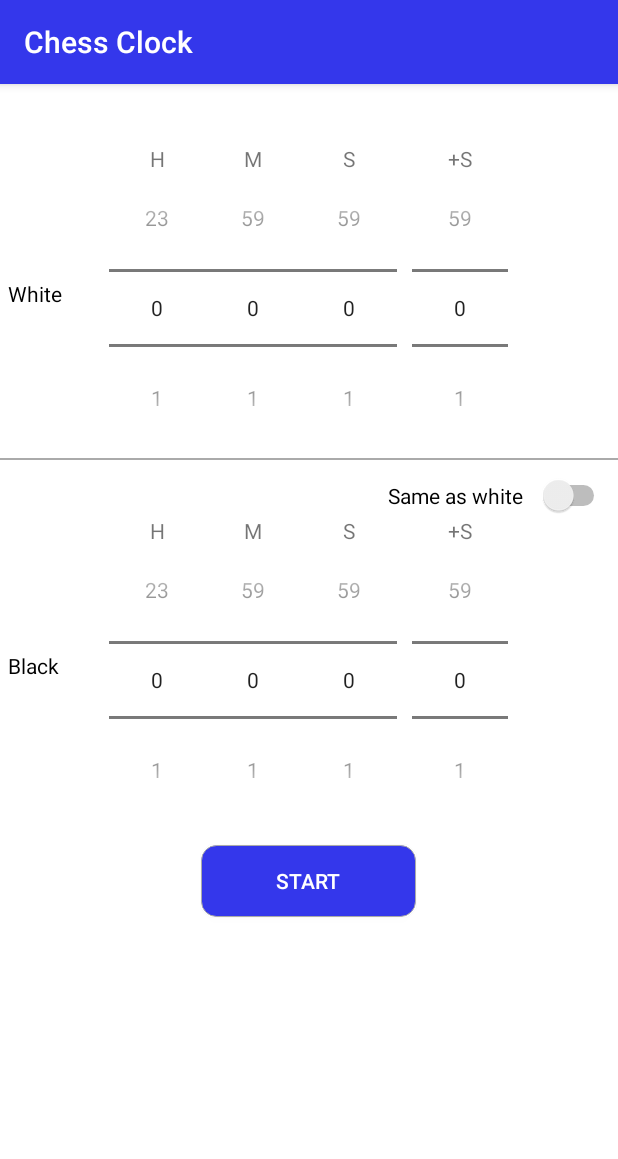
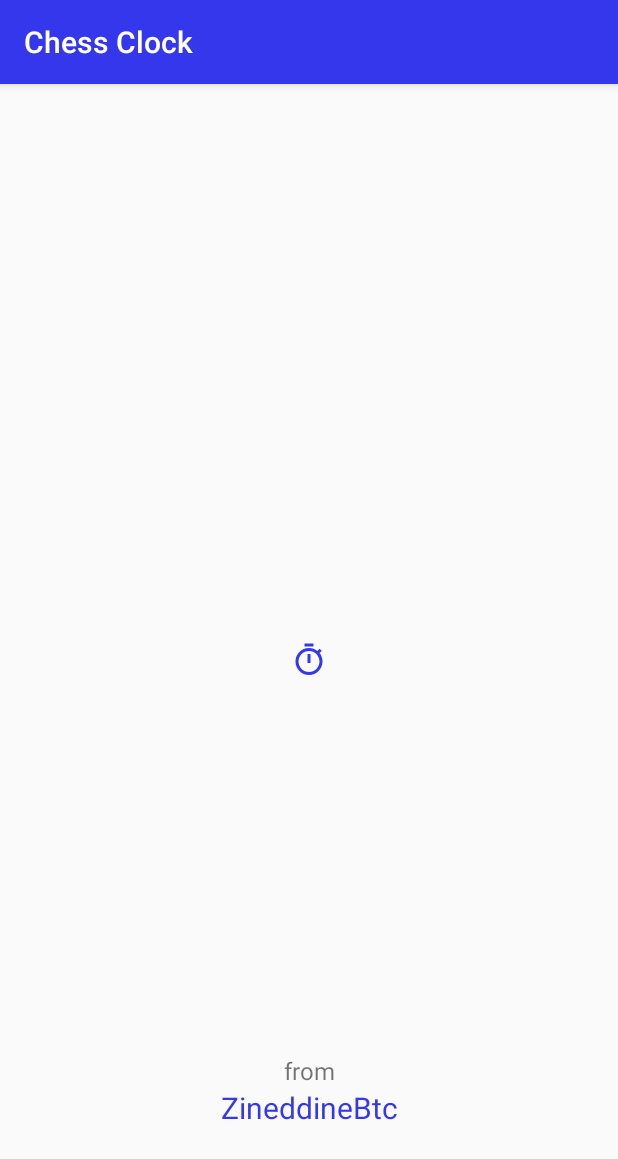
Before and after one commit to ZineddineBtc/ChessClock, an Android app: the screen it shows after launch (SetClockActivity before the commit, LogoActivity after it), on a phone screen of 412 x 824 dp. Shown: the top 1159 px of the screen. Run offline under Robolectric (Android 15) with nearby library versions, the phone set to English and light mode, and no system bars.

Commit message:
LogoActivity implemented

```diff
--- a/app/src/main/AndroidManifest.xml
+++ b/app/src/main/AndroidManifest.xml
@@ -12,14 +12,15 @@
         android:roundIcon="@mipmap/ic_launcher_round"
         android:supportsRtl="true"
         android:theme="@style/AppTheme">
-        <activity android:name=".SetClockActivity">
+        <activity android:name=".LogoActivity">
             <intent-filter>
                 <action android:name="android.intent.action.MAIN" />
 
                 <category android:name="android.intent.category.LAUNCHER" />
             </intent-filter>
         </activity>
-        <activity android:name=".ClockActivity"/>
+        <activity android:name=".SetClockActivity"/>
+        <activity android:name=".ClockActivity" />
     </application>
 
 </manifest>
--- /dev/null
+++ b/app/src/main/java/com/example/chessclock/LogoActivity.java
@@ -0,0 +1,23 @@
+package com.example.chessclock;
+
+import androidx.appcompat.app.AppCompatActivity;
+
+import android.content.Intent;
+import android.os.Bundle;
+import android.os.Handler;
+
+public class LogoActivity extends AppCompatActivity {
+
+    @Override
+    protected void onCreate(Bundle savedInstanceState) {
+        super.onCreate(savedInstanceState);
+        setContentView(R.layout.activity_logo);
+        final Handler handler = new Handler();
+        handler.postDelayed(new Runnable() {
+            @Override
+            public void run() {
+                startActivity(new Intent(getApplicationContext(), SetClockActivity.class));
+            }
+        }, 1000);
+    }
+}
--- /dev/null
+++ b/app/src/main/res/drawable/ic_logo.xml
@@ -0,0 +1,6 @@
+<vector android:height="24dp"
+    android:tint="@color/special"
+    android:viewportHeight="24.0" android:viewportWidth="24.0"
+    android:width="24dp" xmlns:android="http://schemas.android.com/apk/res/android">
+    <path android:fillColor="#FF000000" android:pathData="M15,1L9,1v2h6L15,1zM11,14h2L13,8h-2v6zM19.03,7.39l1.42,-1.42c-0.43,-0.51 -0.9,-0.99 -1.41,-1.41l-1.42,1.42C16.07,4.74 14.12,4 12,4c-4.97,0 -9,4.03 -9,9s4.02,9 9,9 9,-4.03 9,-9c0,-2.12 -0.74,-4.07 -1.97,-5.61zM12,20c-3.87,0 -7,-3.13 -7,-7s3.13,-7 7,-7 7,3.13 7,7 -3.13,7 -7,7z"/>
+</vector>
--- /dev/null
+++ b/app/src/main/res/layout/activity_logo.xml
@@ -0,0 +1,40 @@
+<?xml version="1.0" encoding="utf-8"?>
+<androidx.constraintlayout.widget.ConstraintLayout xmlns:android="http://schemas.android.com/apk/res/android"
+    xmlns:app="http://schemas.android.com/apk/res-auto"
+    xmlns:tools="http://schemas.android.com/tools"
+    android:layout_width="match_parent"
+    android:layout_height="match_parent"
+    tools:context=".LogoActivity">
+
+    <ImageView
+        android:layout_width="wrap_content"
+        android:layout_height="wrap_content"
+        android:src="@drawable/ic_logo"
+        app:layout_constraintBottom_toBottomOf="parent"
+        app:layout_constraintLeft_toLeftOf="parent"
+        app:layout_constraintRight_toRightOf="parent"
+        app:layout_constraintTop_toTopOf="parent" />
+    <LinearLayout
+        android:layout_width="wrap_content"
+        android:layout_height="wrap_content"
+        android:orientation="vertical"
+        app:layout_constraintVertical_bias="0.9"
+        app:layout_constraintHorizontal_bias="0.5"
+        app:layout_constraintBottom_toBottomOf="parent"
+        app:layout_constraintEnd_toEndOf="parent"
+        app:layout_constraintStart_toStartOf="parent"
+        app:layout_constraintTop_toTopOf="parent"
+        android:gravity="center">
+        <TextView
+            android:layout_width="wrap_content"
+            android:layout_height="wrap_content"
+            android:text="@string/from"
+            android:textSize="16sp"/>
+        <TextView
+            android:layout_width="wrap_content"
+            android:layout_height="wrap_content"
+            android:text="@string/company_name"
+            android:textSize="20sp"
+            android:textColor="@color/special"/>
+    </LinearLayout>
+</androidx.constraintlayout.widget.ConstraintLayout>
--- a/app/src/main/res/values/strings.xml
+++ b/app/src/main/res/values/strings.xml
@@ -10,4 +10,6 @@
     <string name="start">Start</string>
     <string name="error">Error</string>
     <string name="same_as_white">Same as white</string>
+    <string name="from">from</string>
+    <string name="company_name">ZineddineBtc</string>
 </resources>
```
